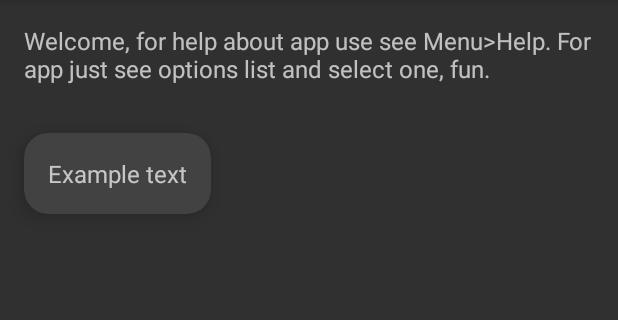
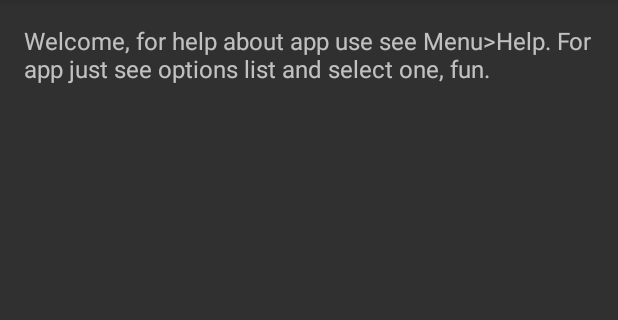
Before and after one commit to Devil64-Dev/app_my_file_rename, an Android app: the screen it shows after launch (MainActivity), on a phone screen of 412 x 824 dp, the part 84-404 px from its top. Run offline under Robolectric (Android 15) with nearby library versions, the phone set to English and light mode, and no system bars; 4 statements that could not run were skipped.

```diff
--- a/app/src/main/res/layout/activity_main.xml
+++ b/app/src/main/res/layout/activity_main.xml
@@ -1,7 +1,5 @@
 <?xml version="1.0" encoding="utf-8"?>
 <LinearLayout xmlns:android="http://schemas.android.com/apk/res/android"
-    xmlns:card_view="http://schemas.android.com/apk/res-auto"
-    xmlns:tools="http://schemas.android.com/tools"
     android:layout_height="match_parent"
     android:layout_width="match_parent"
     android:orientation="vertical">
@@ -19,18 +17,4 @@
         android:layout_height="wrap_content"
         android:layout_width="match_parent"
         android:scrollbars="vertical" />
-
-    <androidx.cardview.widget.CardView
-        android:layout_width="wrap_content"
-        android:layout_height="wrap_content"
-        android:layout_margin="@dimen/card_margin"
-        card_view:cardCornerRadius="@dimen/card_round_corner"
-        card_view:cardElevation="@dimen/card_elevation">
-        <TextView
-            android:layout_width="match_parent"
-            android:layout_height="wrap_content"
-            android:layout_margin="@dimen/welcome_text_padding"
-            android:text="@string/example_text"
-            android:textSize="@dimen/welcome_text_size" />
-    </androidx.cardview.widget.CardView>
 </LinearLayout>
```
